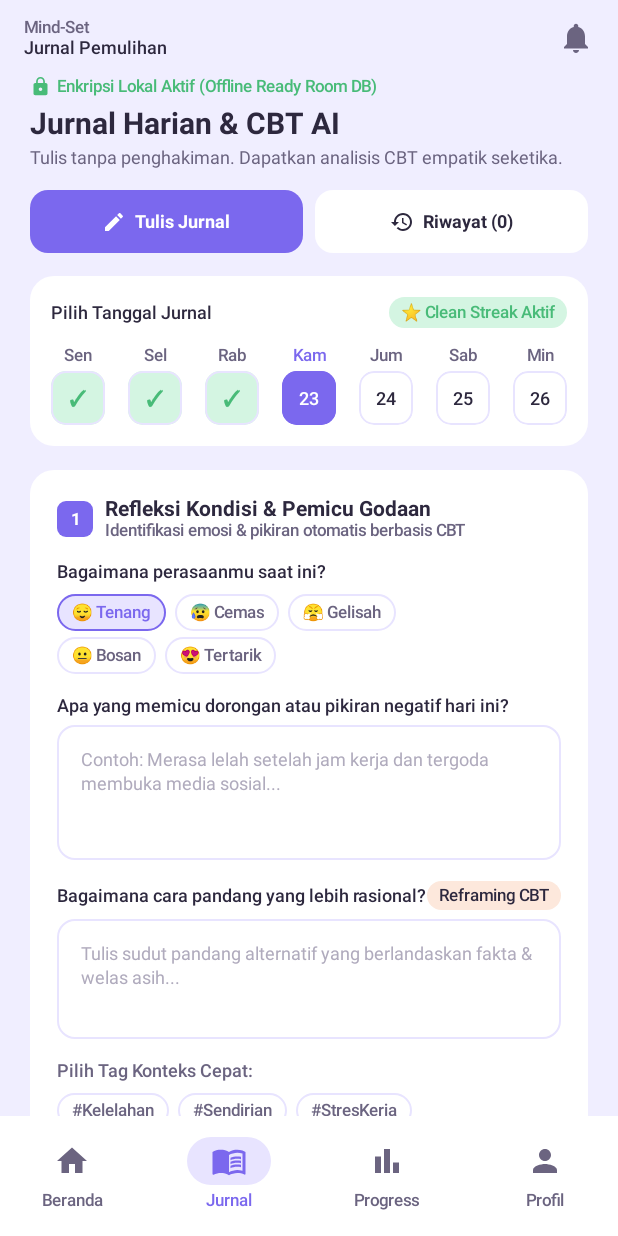
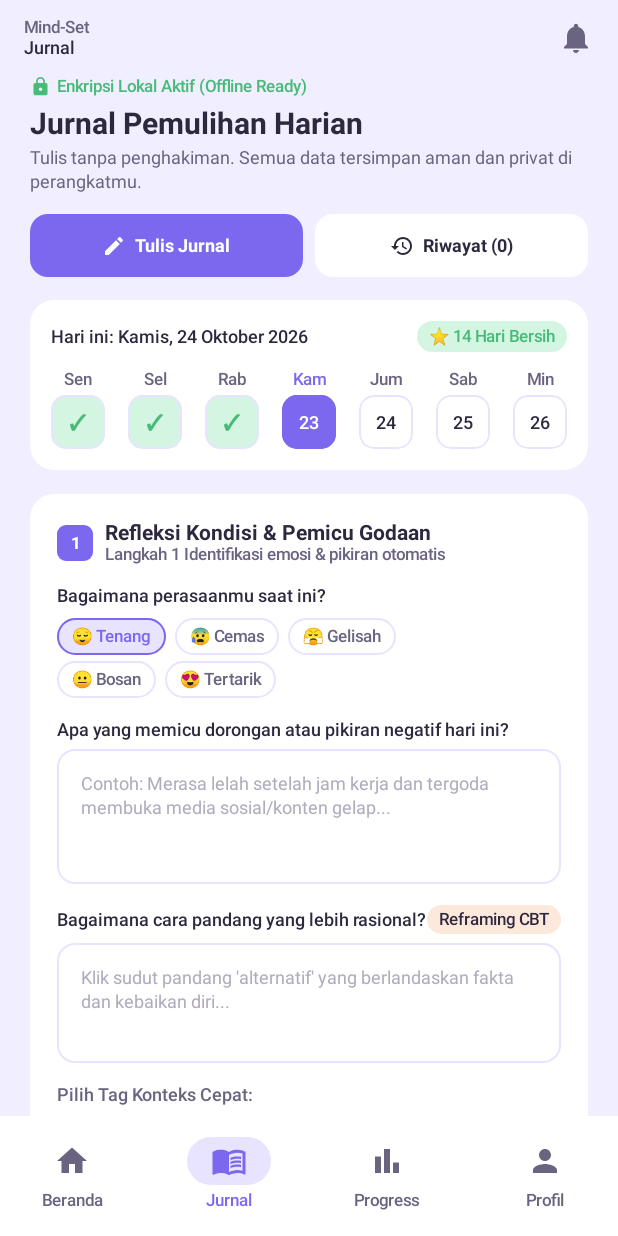
Before and after one commit to Aslamnh/MindSet, an Android app built with Jetpack Compose: the MainScreen screen opened through its navigation route, item 2 of the bottom bar chosen, on a phone screen of 412 x 824 dp. Run offline under Robolectric (Android 15) with nearby library versions, the phone set to English and light mode, and no system bars; our stand-ins replace Room's generated code.

Commit message:
Jurnal Harian v0.2
fix ui

```diff
--- a/app/src/main/java/com/example/mind_set/ui/screens/jurnal/JournalUiState.kt
+++ b/app/src/main/java/com/example/mind_set/ui/screens/jurnal/JournalUiState.kt
@@ -7,7 +7,6 @@ enum class JournalTab { FORM, HISTORY }
 data class JournalUiState(
     val journals: List<JournalItem> = emptyList(),
     val currentTab: JournalTab = JournalTab.FORM,
-    val selectedDay: Int = 3,
     val selectedMood: String = "Tenang",
     val triggerText: String = "",
     val reframingText: String = "",
--- a/app/src/main/java/com/example/mind_set/ui/screens/jurnal/JournalViewModel.kt
+++ b/app/src/main/java/com/example/mind_set/ui/screens/jurnal/JournalViewModel.kt
@@ -37,10 +37,6 @@ class JournalViewModel(
 
     fun setTab(tab: JournalTab) {
         _uiState.update { it.copy(currentTab = tab, errorMessage = null, successMessage = null) }
-    }
-
-    fun setSelectedDay(dayIndex: Int) {
-        _uiState.update { it.copy(selectedDay = dayIndex) }
     }
 
     fun selectMood(mood: String) {
--- a/app/src/main/java/com/example/mind_set/ui/screens/jurnal/JurnalScreen.kt
+++ b/app/src/main/java/com/example/mind_set/ui/screens/jurnal/JurnalScreen.kt
@@ -33,8 +33,6 @@ fun JurnalScreen(
 ) {
     val uiState by viewModel.uiState.collectAsState()
 
-    val days   = listOf("Sen", "Sel", "Rab", "Kam", "Jum", "Sab", "Min")
-    val dates  = listOf(20, 21, 22, 23, 24, 25, 26)
     val moods  = listOf("😌 Tenang", "😰 Cemas", "😤 Gelisah", "😐 Bosan", "😍 Tertarik")
     val tags   = listOf("#Kelelahan", "#Sendirian", "#StresKerja", "#MediaSosial", "#DukunganTeman")
 
@@ -53,7 +51,7 @@ fun JurnalScreen(
         ) {
             Column(modifier = Modifier.weight(1f)) {
                 Text("Mind-Set", style = MaterialTheme.typography.labelSmall, color = MindSetNeutralGrey)
-                Text("Jurnal Pemulihan", style = MaterialTheme.typography.labelMedium, color = MindSetNeutral, fontWeight = FontWeight.SemiBold)
+                Text("Jurnal", style = MaterialTheme.typography.labelMedium, color = MindSetNeutral, fontWeight = FontWeight.SemiBold)
             }
             Icon(Icons.Filled.Notifications, contentDescription = null, tint = MindSetNeutralGrey)
         }
@@ -66,7 +64,7 @@ fun JurnalScreen(
             Icon(Icons.Filled.Lock, contentDescription = null, tint = MindSetTertiary, modifier = Modifier.size(14.dp))
             Spacer(Modifier.width(4.dp))
             Text(
-                text  = "Enkripsi Lokal Aktif (Offline Ready Room DB)",
+                text  = "Enkripsi Lokal Aktif (Offline Ready)",
                 style = MaterialTheme.typography.labelSmall,
                 color = MindSetTertiary,
                 fontWeight = FontWeight.Medium
@@ -77,14 +75,14 @@ fun JurnalScreen(
 
         Column(modifier = Modifier.padding(horizontal = 20.dp)) {
             Text(
-                text  = "Jurnal Harian & CBT AI",
+                text  = "Jurnal Pemulihan Harian",
                 style = MaterialTheme.typography.headlineSmall,
                 color = MindSetNeutral,
                 fontWeight = FontWeight.Bold
             )
             Spacer(Modifier.height(4.dp))
             Text(
-                text  = "Tulis tanpa penghakiman. Dapatkan analisis CBT empatik seketika.",
+                text  = "Tulis tanpa penghakiman. Semua data tersimpan aman dan privat di perangkatmu.",
                 style = MaterialTheme.typography.bodySmall,
                 color = MindSetNeutralGrey
             )
@@ -164,8 +162,6 @@ fun JurnalScreen(
             JournalTab.FORM -> {
                 JournalFormContent(
                     uiState = uiState,
-                    days = days,
-                    dates = dates,
                     moods = moods,
                     tags = tags,
                     viewModel = viewModel
@@ -187,14 +183,16 @@ fun JurnalScreen(
 @Composable
 fun JournalFormContent(
     uiState: JournalUiState,
-    days: List<String>,
-    dates: List<Int>,
     moods: List<String>,
     tags: List<String>,
     viewModel: JournalViewModel
 ) {
+    val days   = listOf("Sen", "Sel", "Rab", "Kam", "Jum", "Sab", "Min")
+    val dates  = listOf(20, 21, 22, 23, 24, 25, 26)
+    val todayIndex = 3 // Kamis (index 3, tanggal 23)
+
     Column(modifier = Modifier.fillMaxWidth()) {
-        // ── Week date picker ──────────────────────────────────
+        // ── Week date boxes card (Read-Only / Non-editable) ──
         Card(
             modifier = Modifier
                 .fillMaxWidth()
@@ -208,9 +206,9 @@ fun JournalFormContent(
                     horizontalArrangement = Arrangement.SpaceBetween,
                     verticalAlignment = Alignment.CenterVertically
                 ) {
-                    Text("Pilih Tanggal Jurnal", style = MaterialTheme.typography.labelMedium, color = MindSetNeutral, fontWeight = FontWeight.SemiBold)
+                    Text("Hari ini: Kamis, 24 Oktober 2026", style = MaterialTheme.typography.labelMedium, color = MindSetNeutral, fontWeight = FontWeight.SemiBold)
                     Surface(shape = RoundedCornerShape(12.dp), color = MindSetTertiaryLight) {
-                        Text("⭐ Clean Streak Aktif", style = MaterialTheme.typography.labelSmall, color = MindSetTertiary, fontWeight = FontWeight.SemiBold, modifier = Modifier.padding(horizontal = 8.dp, vertical = 4.dp))
+                        Text("⭐ 14 Hari Bersih", style = MaterialTheme.typography.labelSmall, color = MindSetTertiary, fontWeight = FontWeight.SemiBold, modifier = Modifier.padding(horizontal = 8.dp, vertical = 4.dp))
                     }
                 }
                 Spacer(Modifier.height(12.dp))
@@ -219,11 +217,11 @@ fun JournalFormContent(
                     horizontalArrangement = Arrangement.SpaceBetween
                 ) {
                     days.forEachIndexed { index, day ->
-                        val isSelected = uiState.selectedDay == index
-                        val isCompleted = index <= uiState.selectedDay
+                        val isSelected = index == todayIndex
+                        val isCompleted = index < todayIndex
                         Column(
-                            horizontalAlignment = Alignment.CenterHorizontally,
-                            modifier = Modifier.clickable { viewModel.setSelectedDay(index) }
+                            horizontalAlignment = Alignment.CenterHorizontally
+                            // Read-only: No clickable modifier!
                         ) {
                             Text(
                                 text  = day,
@@ -284,7 +282,7 @@ fun JournalFormContent(
                     Spacer(Modifier.width(8.dp))
                     Column {
                         Text("Refleksi Kondisi & Pemicu Godaan", style = MaterialTheme.typography.titleSmall, color = MindSetNeutral, fontWeight = FontWeight.Bold)
-                        Text("Identifikasi emosi & pikiran otomatis berbasis CBT", style = MaterialTheme.typography.labelSmall, color = MindSetNeutralGrey)
+                        Text("Langkah 1 Identifikasi emosi & pikiran otomatis", style = MaterialTheme.typography.labelSmall, color = MindSetNeutralGrey)
                     }
                 }
 
@@ -350,7 +348,7 @@ fun JournalFormContent(
                     modifier = Modifier
                         .fillMaxWidth()
                         .height(90.dp),
-                    placeholder = { Text("Contoh: Merasa lelah setelah jam kerja dan tergoda membuka media sosial...", style = MaterialTheme.typography.bodySmall, color = MindSetNeutralLight) },
+                    placeholder = { Text("Contoh: Merasa lelah setelah jam kerja dan tergoda membuka media sosial/konten gelap...", style = MaterialTheme.typography.bodySmall, color = MindSetNeutralLight) },
                     shape  = RoundedCornerShape(12.dp),
                     colors = OutlinedTextFieldDefaults.colors(
                         focusedBorderColor      = MindSetPrimary,
@@ -374,7 +372,7 @@ fun JournalFormContent(
                     modifier = Modifier
                         .fillMaxWidth()
                         .height(80.dp),
-                    placeholder = { Text("Tulis sudut pandang alternatif yang berlandaskan fakta & welas asih...", style = MaterialTheme.typography.bodySmall, color = MindSetNeutralLight) },
+                    placeholder = { Text("Klik sudut pandang 'alternatif' yang berlandaskan fakta dan kebaikan diri...", style = MaterialTheme.typography.bodySmall, color = MindSetNeutralLight) },
                     shape  = RoundedCornerShape(12.dp),
                     colors = OutlinedTextFieldDefaults.colors(
                         focusedBorderColor      = MindSetPrimary,
@@ -447,7 +445,7 @@ fun JournalFormContent(
                     } else {
                         Icon(Icons.Filled.Save, contentDescription = null, tint = Color.White, modifier = Modifier.size(18.dp))
                         Spacer(Modifier.width(8.dp))
-                        Text("Simpan & Dapatkan Analisis CBT AI", color = Color.White, style = MaterialTheme.typography.labelLarge, fontWeight = FontWeight.SemiBold)
+                        Text("Simpan & Dapatkan Respons CBT AI", color = Color.White, style = MaterialTheme.typography.labelLarge, fontWeight = FontWeight.SemiBold)
                     }
                 }
             }
```
